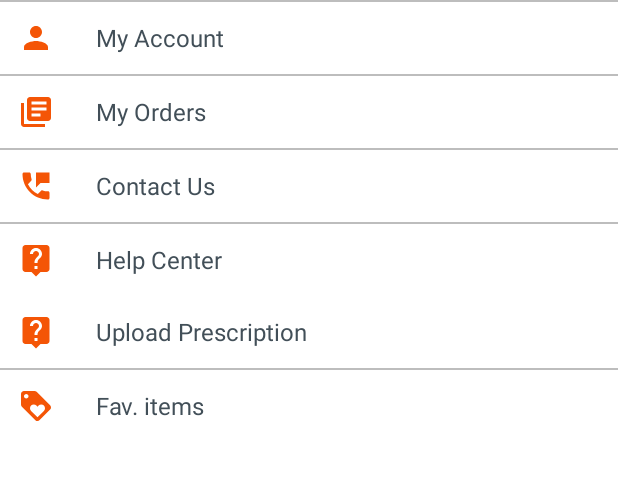
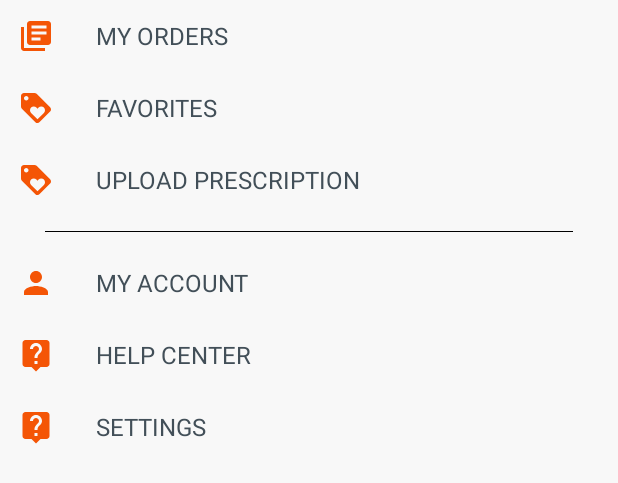
Before and after one commit to abskaushal/Goggles4u, an Android app: the layout home_menu_view.xml on its own in the app's theme, with its tools: preview values and no code run, on a phone screen of 412 x 824 dp. Shown: the top 483 px of the screen. Run offline under Robolectric (Android 15) with nearby library versions, the phone set to English and light mode, and no system bars.

Commit message:
Push drawer changes

```diff
--- a/app/src/main/java/com/ts/mobilelab/goggles4u/MyAccountActivity.java
+++ b/app/src/main/java/com/ts/mobilelab/goggles4u/MyAccountActivity.java
@@ -171,10 +171,10 @@ public class MyAccountActivity extends AppCompatActivity implements  NavigationV
 
         //profileImg = (ImageView) headerView.findViewById(R.id.imv_nav_profile);
         userName = (TextView) headerView.findViewById(R.id.tv_nav_profilename);
-        userid = (TextView) headerView.findViewById(R.id.tv_nav_profileid);
+        /*userid = (TextView) headerView.findViewById(R.id.tv_nav_profileid);
         userlogin = (TextView) headerView.findViewById(R.id.btn_login);
         usersignup = (TextView) headerView.findViewById(R.id.btn_signup);
-        userlogout = (TextView) headerView.findViewById(R.id.btn_logout);
+        userlogout = (TextView) headerView.findViewById(R.id.btn_logout);*/
 
         mProgresbar = (ProgressBar) headerView.findViewById(R.id.progressBar_banner);
         sInstance.mProgresbar.setVisibility(View.GONE);
--- a/app/src/main/java/com/ts/mobilelab/goggles4u/adapter/ExpandableListAdapter.java
+++ b/app/src/main/java/com/ts/mobilelab/goggles4u/adapter/ExpandableListAdapter.java
@@ -88,7 +88,7 @@ public class ExpandableListAdapter extends BaseExpandableListAdapter {
 
         }
         TextView tv = (TextView) convertView.findViewById(R.id.lblListHeader);
-        tv.setText(headerTitle);
+        tv.setText(headerTitle.toUpperCase());
 
 
         return convertView;
--- a/app/src/main/res/layout/home_menu_view.xml
+++ b/app/src/main/res/layout/home_menu_view.xml
@@ -2,18 +2,15 @@
 <LinearLayout xmlns:android="http://schemas.android.com/apk/res/android"
     android:layout_width="match_parent"
     android:layout_height="match_parent"
-    android:background="@color/white"
+    android:background="@color/nav_bg_grey_light"
     android:orientation="vertical">
-    <View
-        android:layout_width="match_parent"
-        android:layout_height="1dip"
-        android:background="@color/light_gray"></View>
+
 
     <LinearLayout
+        android:id="@+id/nav_myorder"
         android:layout_width="match_parent"
         android:layout_height="wrap_content"
         android:gravity="center_vertical"
-        android:visibility="gone"
         android:orientation="horizontal"
         android:padding="8dip">
 
@@ -23,16 +20,71 @@
             android:minHeight="30dip"
             android:minWidth="30dip"
             android:padding="4dip"
-            android:src="@drawable/ic_home_24dp" />
+            android:src="@drawable/ic_my_library_books_24dp" />
 
         <TextView
-            android:id="@+id/nav_home"
             android:layout_width="match_parent"
             android:layout_height="wrap_content"
             android:gravity="center_vertical"
             android:paddingLeft="24dip"
-            android:text="Home"
-            android:textColor="@color/white"
+            android:text="@string/my_orders"
+            android:textColor="@color/deep_gray"
+            android:textSize="16sp"
+            android:textStyle="normal" />
+
+    </LinearLayout>
+
+    <LinearLayout
+        android:id="@+id/nav_favorite"
+        android:layout_width="match_parent"
+        android:layout_height="wrap_content"
+        android:gravity="center_vertical"
+        android:orientation="horizontal"
+        android:padding="8dip">
+
+        <ImageView
+            android:layout_width="wrap_content"
+            android:layout_height="wrap_content"
+            android:minHeight="30dip"
+            android:minWidth="30dip"
+            android:padding="4dip"
+            android:src="@drawable/ic_fav_24dp" />
+
+        <TextView
+            android:layout_width="match_parent"
+            android:layout_height="wrap_content"
+            android:gravity="center_vertical"
+            android:paddingLeft="24dip"
+            android:text="@string/favorites"
+            android:textColor="@color/deep_gray"
+            android:textSize="16sp"
+            android:textStyle="normal" />
+
+    </LinearLayout>
+
+    <LinearLayout
+        android:id="@+id/nav_upload_prescription"
+        android:layout_width="match_parent"
+        android:layout_height="wrap_content"
+        android:gravity="center_vertical"
+        android:orientation="horizontal"
+        android:padding="8dip">
+
+        <ImageView
+            android:layout_width="wrap_content"
+            android:layout_height="wrap_content"
+            android:minHeight="30dip"
+            android:minWidth="30dip"
+            android:padding="4dip"
+            android:src="@drawable/ic_fav_24dp" />
+
+        <TextView
+            android:layout_width="match_parent"
+            android:layout_height="wrap_content"
+            android:gravity="center_vertical"
+            android:paddingLeft="24dip"
+            android:text="@string/upload_prescription"
+            android:textColor="@color/deep_gray"
             android:textSize="16sp"
             android:textStyle="normal" />
 
@@ -41,12 +93,18 @@
 
     <View
         android:layout_width="match_parent"
-        android:layout_height="1dip"
-        android:visibility="gone"
+        android:layout_height="1px"
+        android:layout_marginBottom="10dp"
+        android:layout_marginEnd="30dp"
+        android:layout_marginLeft="30dp"
+        android:layout_marginRight="30dp"
+        android:layout_marginStart="30dp"
+        android:layout_marginTop="10dp"
+        android:background="@color/black" />
 
-        android:background="@color/light_gray"></View>
 
     <LinearLayout
+        android:id="@+id/nav_my_account"
         android:layout_width="match_parent"
         android:layout_height="wrap_content"
         android:gravity="center_vertical"
@@ -62,89 +120,19 @@
             android:src="@drawable/ic_person_24dp" />
 
         <TextView
-            android:id="@+id/nav_my_account"
             android:layout_width="match_parent"
             android:layout_height="wrap_content"
             android:gravity="center_vertical"
             android:paddingLeft="24dip"
-            android:text="My Account"
+            android:text="@string/my_account"
             android:textColor="@color/deep_gray"
             android:textSize="16sp"
             android:textStyle="normal" />
 
     </LinearLayout>
 
-    <View
-        android:layout_width="match_parent"
-        android:layout_height="1dip"
-        android:background="@color/light_gray"></View>
-
     <LinearLayout
-        android:layout_width="match_parent"
-        android:layout_height="wrap_content"
-        android:gravity="center_vertical"
-        android:orientation="horizontal"
-        android:padding="8dip">
-
-        <ImageView
-            android:layout_width="wrap_content"
-            android:layout_height="wrap_content"
-            android:minHeight="30dip"
-            android:minWidth="30dip"
-            android:padding="4dip"
-            android:src="@drawable/ic_my_library_books_24dp" />
-
-        <TextView
-            android:id="@+id/nav_myorder"
-            android:layout_width="match_parent"
-            android:layout_height="wrap_content"
-            android:gravity="center_vertical"
-            android:paddingLeft="24dip"
-            android:text="My Orders"
-            android:textColor="@color/deep_gray"
-            android:textSize="16sp"
-            android:textStyle="normal" />
-
-    </LinearLayout>
-
-    <View
-        android:layout_width="match_parent"
-        android:layout_height="1dip"
-        android:background="@color/light_gray"></View>
-
-    <LinearLayout
-        android:layout_width="match_parent"
-        android:layout_height="wrap_content"
-        android:gravity="center_vertical"
-        android:orientation="horizontal"
-        android:padding="8dip">
-
-        <ImageView
-            android:layout_width="wrap_content"
-            android:layout_height="wrap_content"
-            android:minHeight="30dip"
-            android:minWidth="30dip"
-            android:padding="4dip"
-            android:src="@drawable/ic_perm_phone_msg_24dp" />
-
-        <TextView
-            android:id="@+id/nav_rateus"
-            android:layout_width="match_parent"
-            android:layout_height="wrap_content"
-            android:gravity="center_vertical"
-            android:paddingLeft="24dip"
-            android:text="Contact Us"
-            android:textColor="@color/deep_gray"
-            android:textSize="16sp"
-            android:textStyle="normal" />
-
-    </LinearLayout>
-    <View
-        android:layout_width="match_parent"
-        android:layout_height="1dip"
-        android:background="@color/light_gray"></View>
-
-    <LinearLayout
+        android:id="@+id/nav_help"
         android:layout_width="match_parent"
         android:layout_height="wrap_content"
         android:gravity="center_vertical"
@@ -160,12 +148,11 @@
             android:src="@drawable/ic_live_help_24dp" />
 
         <TextView
-            android:id="@+id/nav_help"
             android:layout_width="match_parent"
             android:layout_height="wrap_content"
             android:gravity="center_vertical"
             android:paddingLeft="24dip"
-            android:text="Help Center"
+            android:text="@string/help_center"
             android:textColor="@color/deep_gray"
             android:textSize="16sp"
             android:textStyle="normal" />
@@ -173,6 +160,7 @@
     </LinearLayout>
 
     <LinearLayout
+        android:id="@+id/nav_settings"
         android:layout_width="match_parent"
         android:layout_height="wrap_content"
         android:gravity="center_vertical"
@@ -188,47 +176,16 @@
             android:src="@drawable/ic_live_help_24dp" />
 
         <TextView
-            android:id="@+id/nav_upload_prescription"
             android:layout_width="match_parent"
             android:layout_height="wrap_content"
             android:gravity="center_vertical"
             android:paddingLeft="24dip"
-            android:text="Upload Prescription"
+            android:text="@string/settings"
             android:textColor="@color/deep_gray"
             android:textSize="16sp"
             android:textStyle="normal" />
 
     </LinearLayout>
-    <View
-        android:layout_width="match_parent"
-        android:layout_height="1dip"
-        android:background="@color/light_gray"></View>
 
-    <LinearLayout
-        android:layout_width="match_parent"
-        android:layout_height="wrap_content"
-        android:gravity="center_vertical"
-        android:orientation="horizontal"
-        android:padding="8dip">
 
-        <ImageView
-            android:layout_width="wrap_content"
-            android:layout_height="wrap_content"
-            android:minHeight="30dip"
-            android:minWidth="30dip"
-            android:padding="4dip"
-            android:src="@drawable/ic_fav_24dp" />
-
-        <TextView
-            android:id="@+id/nav_favorite"
-            android:layout_width="match_parent"
-            android:layout_height="wrap_content"
-            android:gravity="center_vertical"
-            android:paddingLeft="24dip"
-            android:text="Fav. items"
-            android:textColor="@color/deep_gray"
-            android:textSize="16sp"
-            android:textStyle="normal" />
-
-    </LinearLayout>
 </LinearLayout>
--- a/app/src/main/res/values/colors.xml
+++ b/app/src/main/res/values/colors.xml
@@ -75,4 +75,8 @@
     <color name="spinner_base_color">#44000000</color>
 
     <color name="black_overlay">#66000000</color>
+
+    <!--Navigation Colors-->
+    <color name="nav_bg_grey_dark">#EFEFEF</color>
+    <color name="nav_bg_grey_light">#F8F8F8</color>
 </resources>
--- a/app/src/main/res/values/strings.xml
+++ b/app/src/main/res/values/strings.xml
@@ -163,4 +163,19 @@
     <string name="title_activity_product_listing_new">ProductListingNew</string>
     <string name="title_activity_upload_prescription">Upload Prescription</string>
 
+
+    <string name="prescription_eyeglasses">PRESCRIPTION EYEGLASSES</string>
+    <string name="designer_glasses">DESIGNER GLASSES</string>
+    <string name="home">HOME</string>
+    <string name="sign_up">Sign Up</string>
+    <string name="login">Log In</string>
+    <string name="invite_friends">Invite a Friend</string>
+    <string name="logout">Logout</string>
+    <string name="my_orders">MY ORDERS</string>
+    <string name="favorites">FAVORITES</string>
+    <string name="upload_prescription">UPLOAD PRESCRIPTION</string>
+    <string name="my_account">MY ACCOUNT</string>
+    <string name="help_center">HELP CENTER</string>
+    <string name="settings">SETTINGS</string>
+
 </resources>
```
Also changed, not shown: app/src/main/java/com/ts/mobilelab/goggles4u/HomeActivity.java (+51 -59 lines), app/src/main/res/drawable/nav_btn.xml (added, +18 -0 lines), app/src/main/res/layout/list_group.xml (+17 -17 lines), app/src/main/res/layout/list_item.xml (+4 -5 lines), app/src/main/res/layout/nav_header_home.xml (+66 -64 lines), 1 other file.
